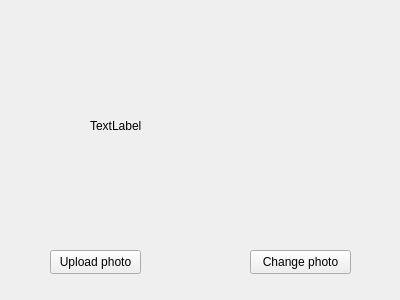
Kreker1488/lab_4, file main/profile.ui: the form before one commit.
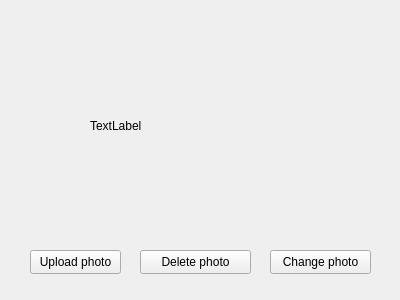
The form after the commit.

Commit message:
delete_button_update
append new delete button om profile

```diff
--- a/main/profile.ui
+++ b/main/profile.ui
@@ -29,7 +29,7 @@
   <widget class="QPushButton" name="pushButton_change">
    <property name="geometry">
     <rect>
-     <x>250</x>
+     <x>270</x>
      <y>250</y>
      <width>101</width>
      <height>24</height>
@@ -42,7 +42,7 @@
   <widget class="QPushButton" name="pushButton_upload">
    <property name="geometry">
     <rect>
-     <x>50</x>
+     <x>30</x>
      <y>250</y>
      <width>91</width>
      <height>24</height>
@@ -52,6 +52,19 @@
     <string>Upload photo</string>
    </property>
   </widget>
+  <widget class="QPushButton" name="pushButton_delete">
+   <property name="geometry">
+    <rect>
+     <x>140</x>
+     <y>250</y>
+     <width>111</width>
+     <height>24</height>
+    </rect>
+   </property>
+   <property name="text">
+    <string>Delete photo</string>
+   </property>
+  </widget>
  </widget>
  <resources/>
  <connections/>
```
The commit also changes 43 other files.
